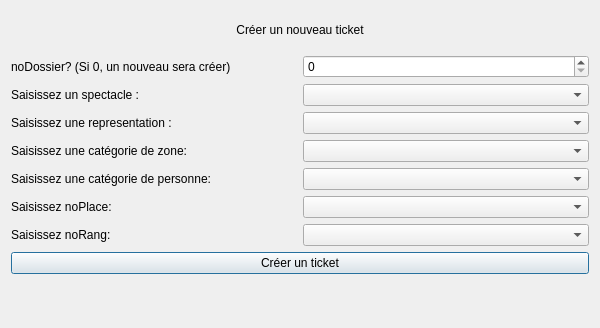
Qt form Theatre_Project/gui/res_ajout.ui (alaabenfatma/Projet_SQL_Python) before a commit.
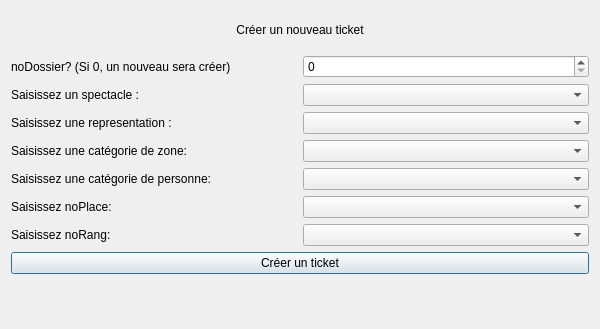
The same form after that commit.

Commit message: ajout window finished, now for the request

The edit to the form file:
```diff
--- a/Theatre_Project/gui/res_ajout.ui
+++ b/Theatre_Project/gui/res_ajout.ui
@@ -7,7 +7,7 @@
     <x>0</x>
     <y>0</y>
     <width>600</width>
-    <height>328</height>
+    <height>329</height>
    </rect>
   </property>
   <property name="windowTitle">
```
Left out of the diff: 33 changed lines with no effect on the pictures. The commit also changes 1 other file.
